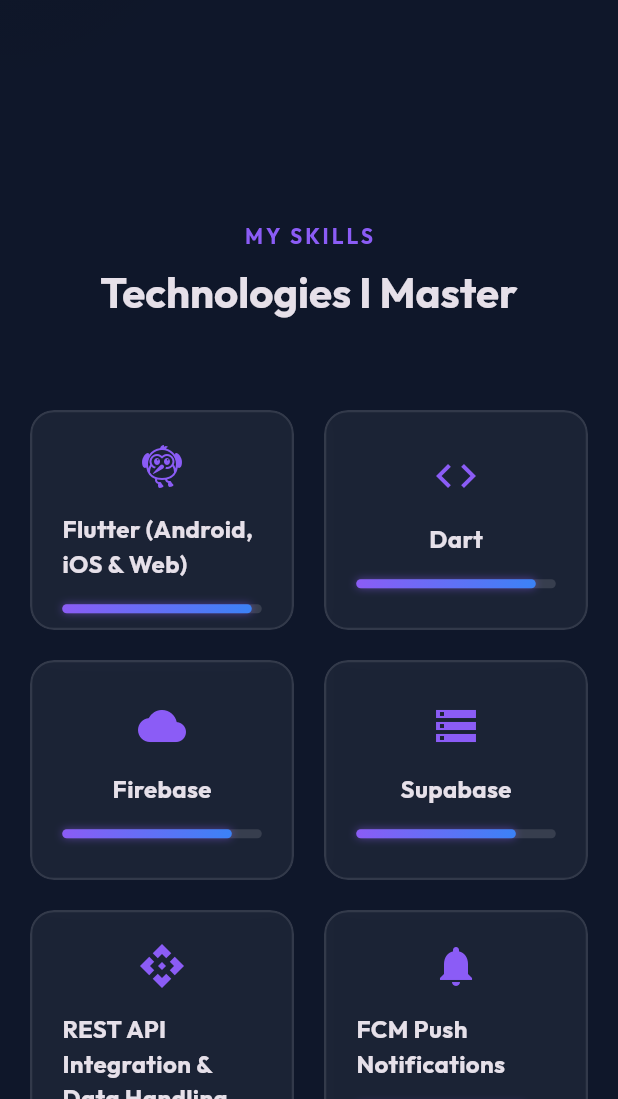
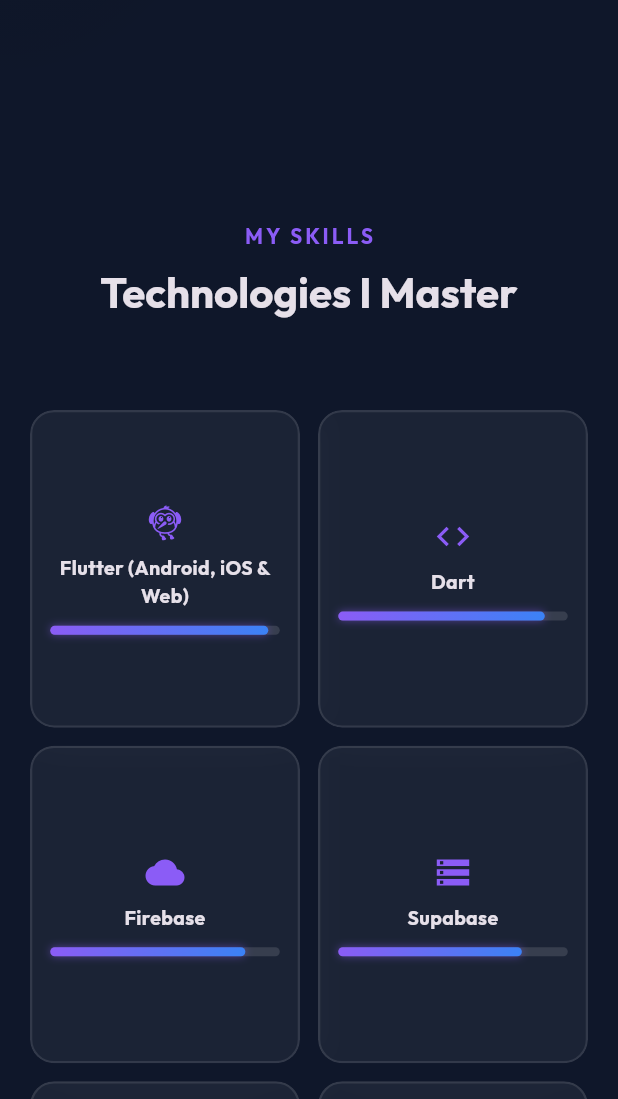
Before and after one commit to sadiascode/Portfolio, a Flutter app: the screen it shows after launch, scrolled down 3456 dp, on a phone screen of 412 x 824 dp, the part 137-1236 px from its top. Run offline on Flutter 3.47's test engine with Material 3 defaults, Android fonts, the phone set to English and light mode, and no system bars; drawn by our look-alikes of flutter_animate; our stand-ins replace animated_text_kit, flutter_riverpod, font_awesome_flutter, go_router, google_fonts, url_strategy; network calls fail.

Commit message:
skill and about section overflow fixed

```diff
--- a/lib/features/home/sections/skills_section.dart
+++ b/lib/features/home/sections/skills_section.dart
@@ -16,17 +16,33 @@ class SkillsSection extends StatelessWidget {
   SkillsSection({super.key});
 
   final List<Skill> skills = [
-    Skill(name: 'Flutter (Android, iOS & Web)', level: 0.95, icon: Icons.flutter_dash),
+    Skill(
+      name: 'Flutter (Android, iOS & Web)',
+      level: 0.95,
+      icon: Icons.flutter_dash,
+    ),
     Skill(name: 'Dart', level: 0.9, icon: Icons.code),
     Skill(name: 'Firebase', level: 0.85, icon: Icons.cloud),
     Skill(name: 'Supabase', level: 0.8, icon: Icons.storage),
-    Skill(name: 'REST API Integration & Data Handling', level: 0.9, icon: Icons.api),
-    Skill(name: 'FCM Push Notifications', level: 0.85, icon: Icons.notifications),
+    Skill(
+      name: 'REST API Integration & Data Handling',
+      level: 0.9,
+      icon: Icons.api,
+    ),
+    Skill(
+      name: 'FCM Push Notifications',
+      level: 0.85,
+      icon: Icons.notifications,
+    ),
     Skill(name: 'Agora', level: 0.8, icon: Icons.video_call),
     Skill(name: 'Git & GitHub', level: 0.9, icon: Icons.terminal),
     Skill(name: 'Responsive UI Design', level: 0.95, icon: Icons.devices),
     Skill(name: 'SQLite', level: 0.8, icon: Icons.data_usage),
-    Skill(name: 'UI/UX Implementation', level: 0.8, icon: Icons.design_services),
+    Skill(
+      name: 'UI/UX Implementation',
+      level: 0.8,
+      icon: Icons.design_services,
+    ),
     Skill(name: 'Riverpod', level: 0.85, icon: Icons.layers),
   ];
 
@@ -42,22 +58,29 @@ class SkillsSection extends StatelessWidget {
             padding: EdgeInsets.symmetric(
               horizontal: ResponsiveLayout.isMobile(context) ? 20 : 100,
             ),
-            child: GridView.builder(
+            child: LayoutBuilder(
+              builder: (context, constraints) {
+                final width = constraints.maxWidth;
+
+                final crossAxisCount = width < 800
+                    ? 2
+                    : width < 1200
+                    ? 3
+                    : 4;
+                return GridView.builder(
                   shrinkWrap: true,
                   physics: const NeverScrollableScrollPhysics(),
+                  itemCount: skills.length,
                   gridDelegate: SliverGridDelegateWithFixedCrossAxisCount(
-                crossAxisCount: ResponsiveLayout.isMobile(context)
-                    ? 2
-                    : ResponsiveLayout.isTablet(context)
-                        ? 3
-                        : 4,
-                crossAxisSpacing: 20,
-                mainAxisSpacing: 20,
-                childAspectRatio: 1.2,
+                    crossAxisCount: crossAxisCount,
+                    crossAxisSpacing: 12,
+                    mainAxisSpacing: 12,
+                    childAspectRatio: width < 500 ? 0.85 : 1.2,
                   ),
-              itemCount: skills.length,
                   itemBuilder: (context, index) {
                     return _buildSkillCard(skills[index], index);
+                  },
+                );
               },
             ),
           ),
@@ -80,31 +103,49 @@ class SkillsSection extends StatelessWidget {
         const SizedBox(height: 10),
         Text(
           subtitle,
-          style: Theme.of(context).textTheme.headlineMedium?.copyWith(
-                fontWeight: FontWeight.bold,
-              ),
+          style: Theme.of(
+            context,
+          ).textTheme.headlineMedium?.copyWith(fontWeight: FontWeight.bold),
         ).animate().fadeIn(delay: 200.ms).slideY(begin: 0.5),
       ],
     );
   }
 
   Widget _buildSkillCard(Skill skill, int index) {
+    return LayoutBuilder(
+      builder: (context, constraints) {
+        final isMobile = MediaQuery.of(context).size.width < 600;
+
         return GlassCard(
-      padding: const EdgeInsets.all(20),
+          padding: EdgeInsets.all(isMobile ? 12 : 20),
           child: Column(
             mainAxisAlignment: MainAxisAlignment.center,
+            mainAxisSize: MainAxisSize.min,
             children: [
-          Icon(skill.icon, color: AppColors.primary, size: 32),
-          const SizedBox(height: 15),
-          Text(
+              Icon(
+                skill.icon,
+                color: AppColors.primary,
+                size: isMobile ? 26 : 32,
+              ),
+              SizedBox(height: isMobile ? 8 : 15),
+              Flexible(
+                child: Text(
                   skill.name,
-            style: const TextStyle(fontWeight: FontWeight.bold, fontSize: 16),
+                  textAlign: TextAlign.center,
+                  maxLines: 2,
+                  overflow: TextOverflow.ellipsis,
+                  style: TextStyle(
+                    fontWeight: FontWeight.bold,
+                    fontSize: isMobile ? 13 : 16,
                   ),
-          const SizedBox(height: 15),
+                ),
+              ),
+              SizedBox(height: isMobile ? 10 : 15),
               Stack(
                 children: [
                   Container(
                     height: 6,
+                    width: double.infinity,
                     decoration: BoxDecoration(
                       color: Colors.white12,
                       borderRadius: BorderRadius.circular(3),
@@ -112,7 +153,8 @@ class SkillsSection extends StatelessWidget {
                   ),
                   FractionallySizedBox(
                     widthFactor: skill.level,
-                child: Container(
+                    child:
+                        Container(
                           height: 6,
                           decoration: BoxDecoration(
                             gradient: AppColors.primaryGradient,
@@ -136,5 +178,7 @@ class SkillsSection extends StatelessWidget {
             ],
           ),
         ).animate().fadeIn(delay: (index * 50).ms).slideY(begin: 0.2);
+      },
+    );
   }
 }
```
Also changed, not shown: lib/features/home/sections/about_section.dart (+43 -9 lines). Lines whose indentation alone changed are shown as unchanged.
